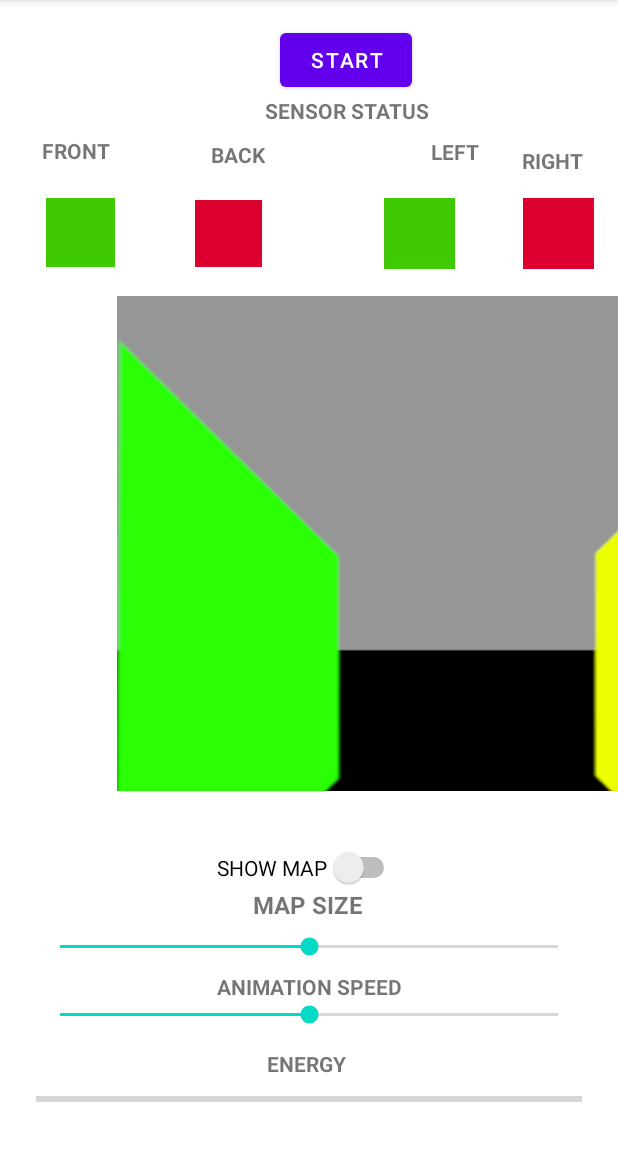
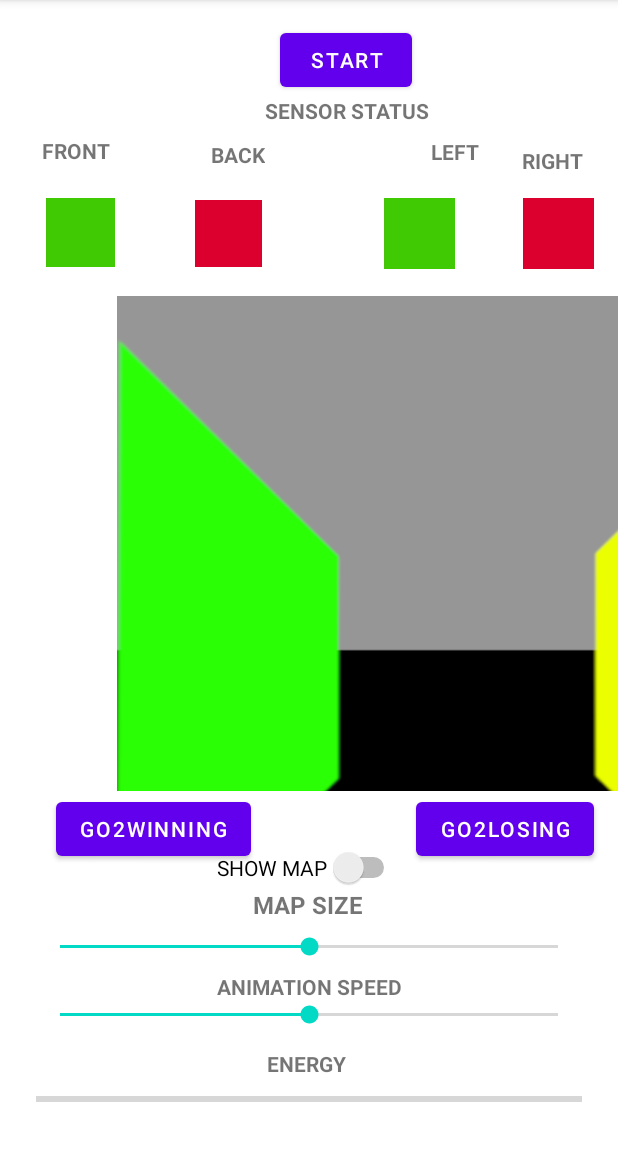
Before and after one commit to noahschulman14/maze-app, an Android app: the PlayAnimationActivity screen opened directly, with no data from a screen before it, on a phone screen of 412 x 824 dp, the part 84-1236 px from its top. Run offline under Robolectric (Android 15) with nearby library versions, the phone set to English and light mode, and no system bars.

Commit message:
Added go2winning and go2losing buttons and functionality to PlayAnimationActivity

```diff
--- a/app/src/main/java/edu/wm/cs301/amazebynoahschulman/gui/PlayAnimationActivity.java
+++ b/app/src/main/java/edu/wm/cs301/amazebynoahschulman/gui/PlayAnimationActivity.java
@@ -2,15 +2,107 @@ package edu.wm.cs301.amazebynoahschulman.gui;
 
 import androidx.appcompat.app.AppCompatActivity;
 
+import android.content.Intent;
 import android.os.Bundle;
+import android.view.View;
+import android.widget.Button;
+import android.widget.SeekBar;
+import android.widget.Switch;
 
 import edu.wm.cs301.amazebynoahschulman.R;
 
 public class PlayAnimationActivity extends AppCompatActivity {
 
+    // path length
+    int pathLength = 0;
+
+    // distance to exit
+    int distanceToExit = 0;
+
+    // start button
+    private Button startButton;
+    // pause button
+    private Button pauseButton;
+
+    //P6
+    // go2Winning button
+    private Button go2WinningButton;
+    // go2Losing button
+    private Button go2LosingButton;
+
+    // show map switch
+    private Switch showMapSwitch;
+
+    // map size seekbar
+    private SeekBar mapSizeSeekBar;
+    // animation speed seekbar
+    private SeekBar animationSpeedSeekBar;
+
+
     @Override
     protected void onCreate(Bundle savedInstanceState) {
         super.onCreate(savedInstanceState);
         setContentView(R.layout.activity_play_animation);
+
+        // initialize start and stop buttons
+        startButton = findViewById(R.id.startButton);
+        pauseButton = findViewById(R.id.pauseButton);
+
+        // START BUTTON
+        // on press becomes invisible, makes pause button visible
+        startButton.setOnClickListener(new View.OnClickListener() {
+            @Override
+            public void onClick(View view) {
+                startButton.setVisibility(View.INVISIBLE);
+                pauseButton.setVisibility(View.VISIBLE);
+            }
+        });
+
+        // PAUSE BUTTON
+        // on press become invisible, makes start button visible
+        pauseButton.setOnClickListener(new View.OnClickListener() {
+            @Override
+            public void onClick(View view) {
+                pauseButton.setVisibility(View.INVISIBLE);
+                startButton.setVisibility(View.VISIBLE);
+            }
+        });
+
+        // GO2WINNING BUTTON
+        go2WinningButton = findViewById(R.id.go2WinningButton);
+        go2WinningButton.setOnClickListener(new View.OnClickListener() {
+            @Override
+            public void onClick(View view) {
+                Intent intent = new Intent(getApplicationContext(), WinningActivity.class);
+                // also passing the pathLength and distance2Exit to StateWinning
+                intent.putExtra("pathLength", pathLength);
+                intent.putExtra("distance2Exit", distanceToExit);
+                startActivity(intent);
+            }
+        });
+
+        // GO2LOSING BUTTON
+        go2LosingButton = findViewById(R.id.go2LosingButton);
+        go2LosingButton.setOnClickListener(new View.OnClickListener() {
+            @Override
+            public void onClick(View view) {
+                Intent intent = new Intent(getApplicationContext(), LosingActivity.class);
+                // also passing the pathLength and distance2Exit to StateWinning
+                intent.putExtra("pathLength", pathLength);
+                intent.putExtra("distance2Exit", distanceToExit);
+                startActivity(intent);
+            }
+        });
+
     }
+
+    // back button functionality, moves to StateTitle
+    @Override
+    public void onBackPressed() {
+        Intent intent = new Intent(getApplicationContext(), AMazeActivity.class);
+        startActivity(intent);
+    }
+
+
+
 }
--- a/app/src/main/java/edu/wm/cs301/amazebynoahschulman/gui/PlayManuallyActivity.java
+++ b/app/src/main/java/edu/wm/cs301/amazebynoahschulman/gui/PlayManuallyActivity.java
@@ -17,6 +17,9 @@ public class PlayManuallyActivity extends AppCompatActivity {
 
     // path length
     int pathLength = 0;
+
+    // distance to exit
+    int distanceToExit = 0;
 
     // forward button
     private ImageButton forwardButton;
@@ -92,8 +95,9 @@ public class PlayManuallyActivity extends AppCompatActivity {
             @Override
             public void onClick(View view) {
                 Intent intent = new Intent(getApplicationContext(), WinningActivity.class);
-                // also passing the pathLength to StateWinning
+                // also passing the pathLength and distance2Exit to StateWinning
                 intent.putExtra("pathLength", pathLength);
+                intent.putExtra("distance2Exit", distanceToExit);
                 startActivity(intent);
             }
         });
--- a/app/src/main/res/layout/activity_play_animation.xml
+++ b/app/src/main/res/layout/activity_play_animation.xml
@@ -75,8 +75,7 @@
         android:text="@string/pause"
         android:visibility="invisible"
         app:layout_constraintBaseline_toBaselineOf="@+id/startButton"
-        app:layout_constraintStart_toStartOf="@+id/sensorStatusTextView"
-        tools:visibility="invisible" />
+        app:layout_constraintStart_toStartOf="@+id/sensorStatusTextView" />
 
     <Button
         android:id="@+id/startButton"
@@ -213,7 +212,7 @@
         app:srcCompat="@drawable/red" />
 
     <edu.wm.cs301.amazebynoahschulman.gui.MazePanelPlayAnimation
-        android:id="@+id/mazePanel2"
+        android:id="@+id/mazePanel"
         android:layout_width="0dp"
         android:layout_height="330dp"
         android:layout_marginTop="126dp"
@@ -223,5 +222,25 @@
         app:layout_constraintStart_toEndOf="@+id/rightGreen"
         app:layout_constraintTop_toTopOf="@+id/rightRed"></edu.wm.cs301.amazebynoahschulman.gui.MazePanelPlayAnimation>
 
+    <Button
+        android:id="@+id/go2WinningButton"
+        android:layout_width="wrap_content"
+        android:layout_height="wrap_content"
+        android:layout_marginStart="37dp"
+        android:layout_marginTop="1dp"
+        android:text="@string/go2Winning"
+        app:layout_constraintStart_toStartOf="parent"
+        app:layout_constraintTop_toBottomOf="@+id/mazePanel" />
+
+    <Button
+        android:id="@+id/go2LosingButton"
+        android:layout_width="wrap_content"
+        android:layout_height="wrap_content"
+        android:layout_marginTop="1dp"
+        android:layout_marginEnd="16dp"
+        android:text="@string/go2Losing"
+        app:layout_constraintEnd_toEndOf="parent"
+        app:layout_constraintTop_toBottomOf="@+id/mazePanel" />
+
 
 </androidx.constraintlayout.widget.ConstraintLayout>
--- a/app/src/main/res/layout/activity_play_manually.xml
+++ b/app/src/main/res/layout/activity_play_manually.xml
@@ -63,7 +63,7 @@
         app:layout_constraintBottom_toBottomOf="@+id/jumpButton"
         app:layout_constraintEnd_toEndOf="@+id/rightButton"
         app:layout_constraintStart_toStartOf="@+id/leftButton"
-        app:layout_constraintTop_toBottomOf="@+id/mazePanel2"
+        app:layout_constraintTop_toBottomOf="@+id/mazePanel"
         app:srcCompat="@drawable/up_arrow_test" />
 
     <ImageButton
@@ -130,7 +130,7 @@
         app:layout_constraintTop_toTopOf="parent" />
 
     <edu.wm.cs301.amazebynoahschulman.gui.MazePanel
-        android:id="@+id/mazePanel2"
+        android:id="@+id/mazePanel"
         android:layout_width="334dp"
         android:layout_height="290dp"
         android:layout_marginStart="81dp"
--- a/app/src/main/res/values/strings.xml
+++ b/app/src/main/res/values/strings.xml
@@ -48,5 +48,7 @@
     <string name="back">BACK</string>
     <string name="left">LEFT</string>
     <string name="right">RIGHT</string>
+    <string name="go2Winning">GO2WINNING</string>
+    <string name="go2Losing">GO2LOSING</string>
 
 </resources>
```
Also changed, not shown: app/src/main/AndroidManifest.xml (+7 -0 lines), app/src/main/java/edu/wm/cs301/amazebynoahschulman/gui/LosingActivity.java (added, +16 -0 lines), app/src/main/res/layout/activity_losing.xml (added, +9 -0 lines).
